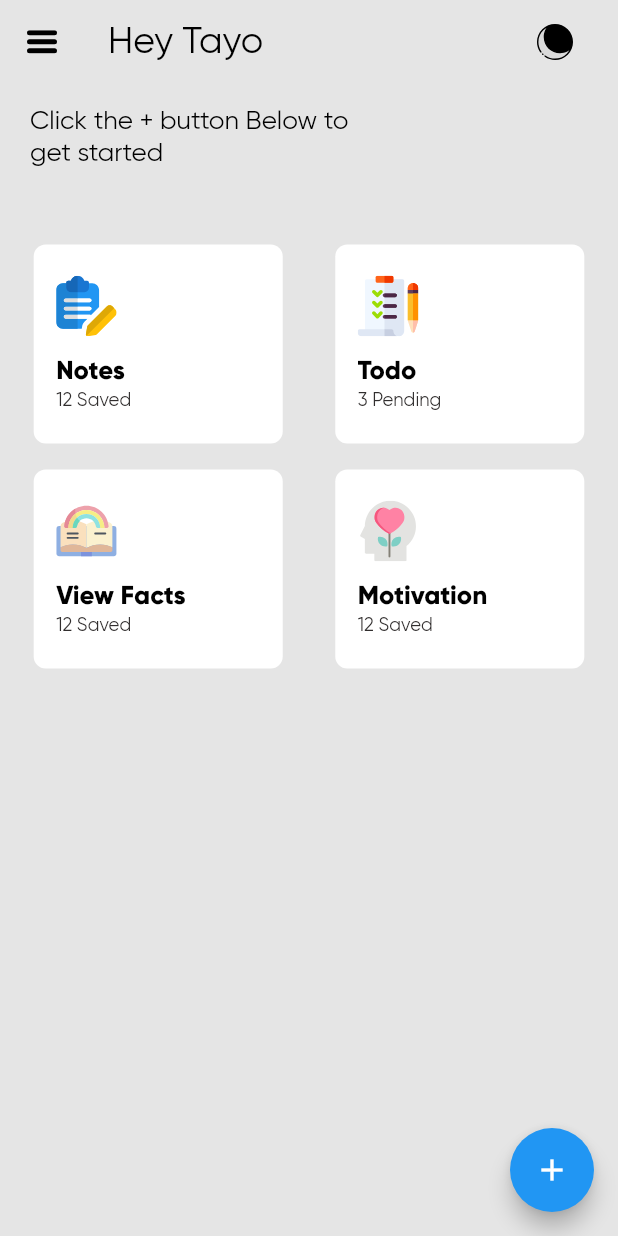
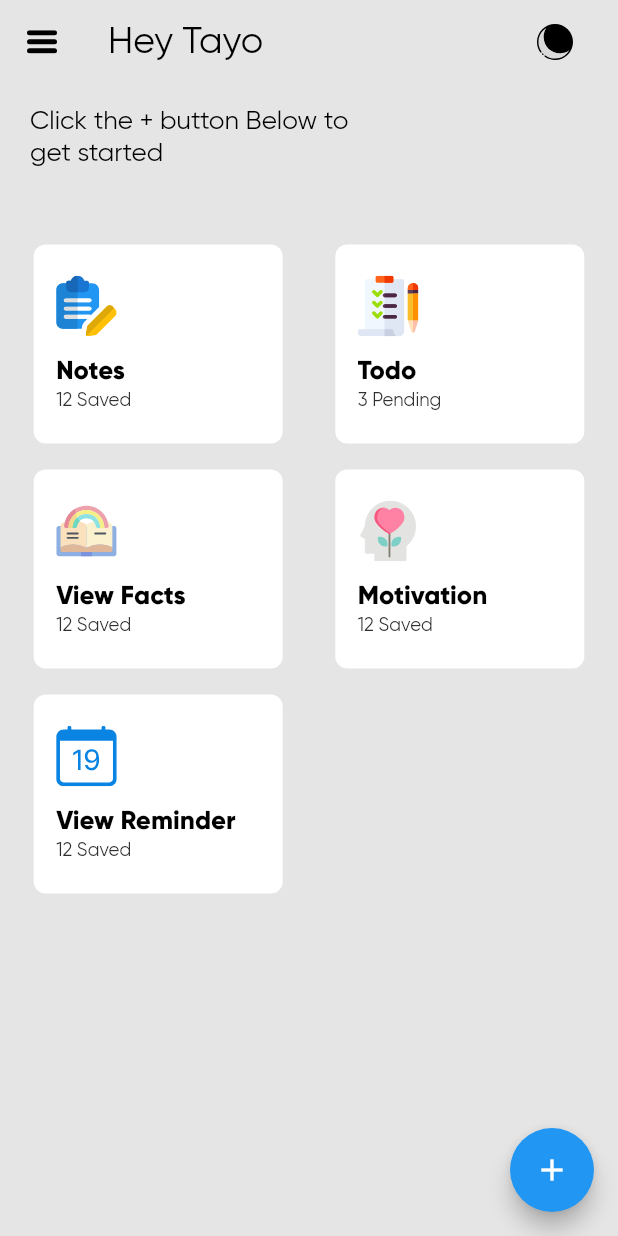
Before and after one commit to hngi/mobileforce-gong, a Flutter app: the screen it shows after launch, after a tap on "Skip", on a phone screen of 412 x 824 dp. Run offline on Flutter 3.47's test engine with Material 2 defaults, Android fonts, the light colour scheme and no system bars; our stand-ins replace flutter_svg, shared_preferences, sqflite; accounts and stored records are empty.

Commit message:
Adjustment to HomeScreen

```diff
--- a/lib/UI/onboarding.dart
+++ b/lib/UI/onboarding.dart
@@ -121,7 +121,7 @@ class _OnboardingState extends State<Onboarding> {
           style: TextStyle(
               decoration: TextDecoration.none,
               fontFamily: 'Gilroy',
-              fontSize: size.textSize(context, 6),
+              fontSize: size.textSize(context, 4.5),
               color: kPrimaryColor),
         ),
         SizedBox(
@@ -132,7 +132,7 @@ class _OnboardingState extends State<Onboarding> {
           textAlign: TextAlign.center,
           style: TextStyle(
               decoration: TextDecoration.none,
-              fontSize: 16,
+              fontSize: size.textSize(context, 2),
               fontWeight: FontWeight.w500,
               fontFamily: 'Gilroy',
               color: kBlack),
--- a/lib/UI/screens/home_page.dart
+++ b/lib/UI/screens/home_page.dart
@@ -212,7 +212,7 @@ class _HomePageState extends State<HomePage> {
 
 
 Widget newActions(context) => Wrap(
-    alignment: WrapAlignment.center,
+    alignment: WrapAlignment.start,
     spacing: SizeConfig().xMargin(context, 8.5),
     runSpacing: SizeConfig().yMargin(context, 2.1),
     children: <Widget>[
@@ -238,5 +238,10 @@ Widget newActions(context) => Wrap(
         title: 'Motivation',
         text: '12 Saved',
       ),
+      ActionCard(
+        svg: 'assets/svgs/calendar.svg',
+        title: 'View Reminder',
+        text: '12 Saved',
+      ),
     ],
   );
```
Also changed, not shown: assets/svgs/calendar.svg (added).
